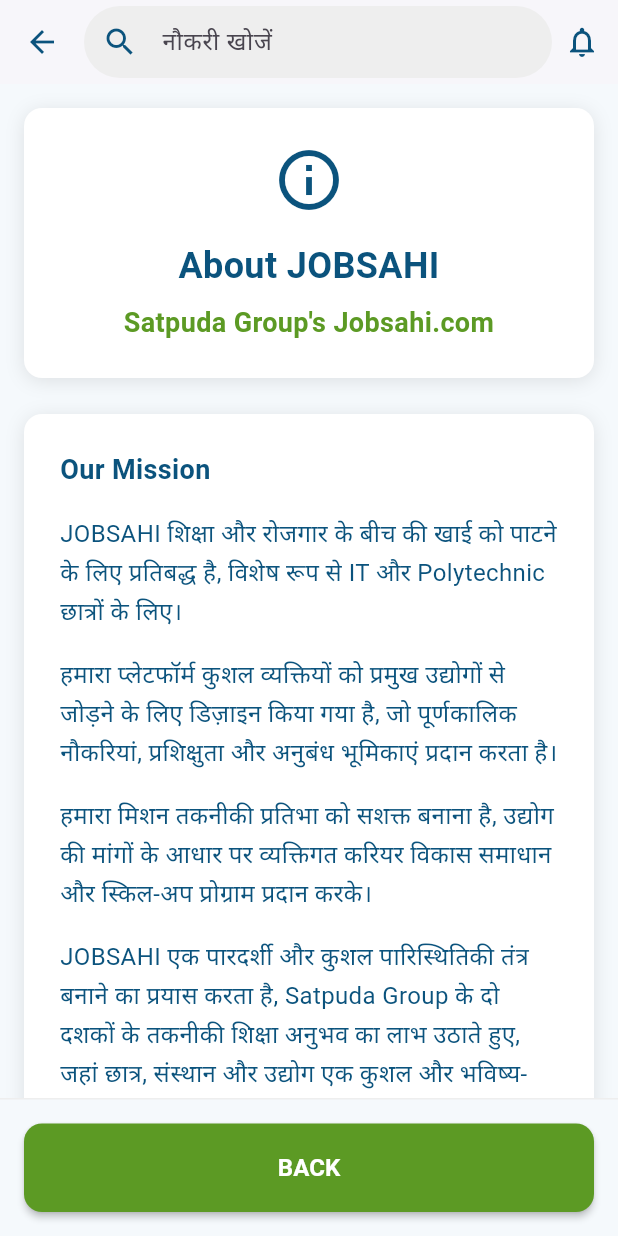
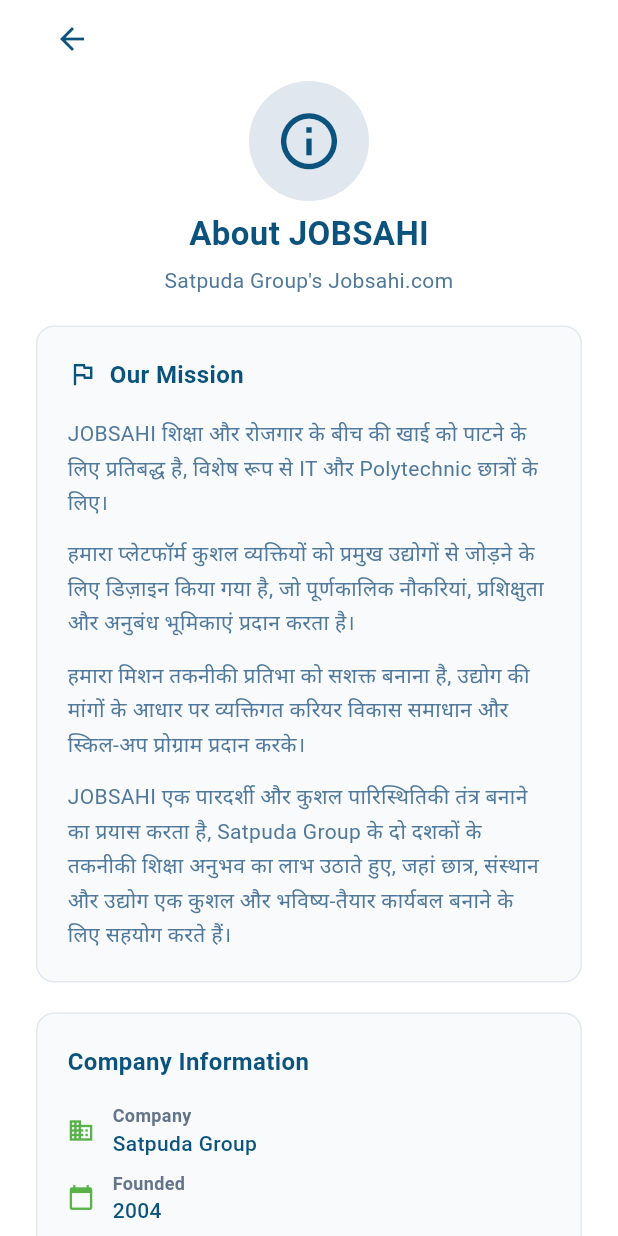
Before and after one commit to Poojadhameja/jobsahi-studentapp, a Flutter app: the AboutPage screen opened by its route, on a phone screen of 412 x 824 dp. Run offline on Flutter 3.47's test engine with Material 3 defaults, Android fonts, the phone set to English and light mode, and no system bars; our stand-ins replace file_picker.

Commit message:
about jobsahi ui changed

```diff
--- a/lib/pages/setting/about_page.dart
+++ b/lib/pages/setting/about_page.dart
@@ -1,7 +1,6 @@
 import 'package:flutter/material.dart';
 import '../../utils/app_constants.dart';
 import '../../utils/navigation_service.dart';
-import '../../widgets/global/custom_app_bar.dart';
 
 class AboutPage extends StatelessWidget {
   const AboutPage({super.key});
@@ -9,142 +8,134 @@
   @override
   Widget build(BuildContext context) {
     return Scaffold(
-      backgroundColor: AppConstants.backgroundColor,
-      appBar: const CustomAppBar(
-        title: 'About/हमारे बारे में',
-        showBackButton: true,
-      ),
-      body: Column(
+      backgroundColor: Colors.white,
+      body: SafeArea(
+        child: Column(
           children: [
             // Scrollable content
             Expanded(
               child: SingleChildScrollView(
-              padding: const EdgeInsets.all(AppConstants.defaultPadding),
+                padding: const EdgeInsets.symmetric(
+                  horizontal: AppConstants.largePadding,
+                ),
                 child: Column(
                   crossAxisAlignment: CrossAxisAlignment.start,
                   children: [
-                  // Main title section
-                  _buildMainTitle(),
-                  const SizedBox(height: AppConstants.largePadding),
+                    const SizedBox(height: 2),
 
-                  // Content sections
-                  _buildContentSection(),
-                  const SizedBox(height: AppConstants.largePadding),
+                    /// Back button
+                    IconButton(
+                      icon: const Icon(
+                        Icons.arrow_back,
+                        color: AppConstants.textPrimaryColor,
+                      ),
+                      onPressed: () => Navigator.of(context).pop(),
+                    ),
+                    const SizedBox(height: 4),
 
-                  // Company info section
-                  _buildCompanyInfo(),
-                  const SizedBox(height: AppConstants.largePadding),
-
-                  // Contact section
-                  _buildContactSection(),
-                  const SizedBox(height: AppConstants.largePadding),
-                ],
+                    /// Profile avatar & title
+                    Center(
+                      child: Column(
+                        children: [
+                          const CircleAvatar(
+                            radius: 40,
+                            backgroundColor: Color(0xFFE0E7EF),
+                            child: Icon(
+                              Icons.info_outline,
+                              size: 45,
+                              color: AppConstants.textPrimaryColor,
                             ),
                           ),
+                          const SizedBox(height: 6),
+                          const Text(
+                            "About JOBSAHI",
+                            style: TextStyle(
+                              fontSize: 22,
+                              fontWeight: FontWeight.bold,
+                              color: AppConstants.textPrimaryColor,
                             ),
-
-          // Fixed bottom button
-          Container(
-            padding: const EdgeInsets.all(AppConstants.defaultPadding),
-            decoration: BoxDecoration(
-              color: AppConstants.backgroundColor,
-              border: Border(top: BorderSide(color: Colors.grey.shade200)),
                           ),
-            child: _buildBackButton(),
-          ),
-        ],
-      ),
-    );
-  }
-
-  Widget _buildMainTitle() {
-    return Container(
-      width: double.infinity,
-      padding: const EdgeInsets.all(AppConstants.largePadding),
-      decoration: BoxDecoration(
-        color: AppConstants.cardBackgroundColor,
-        borderRadius: BorderRadius.circular(AppConstants.borderRadius),
-        boxShadow: [
-          BoxShadow(
-            color: Colors.black.withValues(alpha: 0.1),
-            blurRadius: 10,
-            offset: const Offset(0, 2),
-          ),
-        ],
-      ),
-      child: Column(
-        children: [
-          // Info icon
-          Icon(Icons.info_outline, size: 48, color: AppConstants.primaryColor),
-          const SizedBox(height: AppConstants.defaultPadding),
-
-          // Main title
-          Text(
-            'About JOBSAHI',
-            style: AppConstants.headingStyle.copyWith(
-              fontSize: 24,
-              fontWeight: FontWeight.bold,
-            ),
-            textAlign: TextAlign.center,
-          ),
-
-          const SizedBox(height: AppConstants.smallPadding),
-
-          // Subtitle
-          Text(
-            'Satpuda Group\'s Jobsahi.com',
+                          const SizedBox(height: 6),
+                          const Text(
+                            "Satpuda Group's Jobsahi.com",
                             style: TextStyle(
-              fontSize: 18,
-              fontWeight: FontWeight.w600,
-              color: AppConstants.secondaryColor,
+                              fontSize: 14,
+                              color: Color(0xFF4F789B),
                             ),
                             textAlign: TextAlign.center,
                           ),
                         ],
                       ),
+                    ),
+                    const SizedBox(height: 20),
+
+                    /// Mission section
+                    _buildMissionSection(),
+                    const SizedBox(height: 20),
+
+                    /// Company info section
+                    _buildCompanyInfoSection(),
+                    const SizedBox(height: 20),
+
+                    /// Contact section
+                    _buildContactSection(),
+                    const SizedBox(height: 40),
+                  ],
+                ),
+              ),
+            ),
+          ],
+        ),
+      ),
     );
   }
 
-  Widget _buildContentSection() {
+  /// Builds the mission section with modern styling
+  Widget _buildMissionSection() {
     return Container(
       width: double.infinity,
-      padding: const EdgeInsets.all(AppConstants.largePadding),
+      padding: const EdgeInsets.all(20),
       decoration: BoxDecoration(
-        color: AppConstants.cardBackgroundColor,
-        borderRadius: BorderRadius.circular(AppConstants.borderRadius),
-        boxShadow: [
-          BoxShadow(
-            color: Colors.black.withValues(alpha: 0.1),
-            blurRadius: 10,
-            offset: const Offset(0, 2),
-          ),
-        ],
+        color: const Color(0xFFF8FAFC),
+        borderRadius: BorderRadius.circular(12),
+        border: Border.all(color: const Color(0xFFE2E8F0)),
       ),
       child: Column(
         crossAxisAlignment: CrossAxisAlignment.start,
         children: [
+          Row(
+            children: [
+              Icon(
+                Icons.flag_outlined,
+                size: 20,
+                color: AppConstants.primaryColor,
+              ),
+              const SizedBox(width: 8),
               Text(
                 'Our Mission',
-            style: AppConstants.subheadingStyle.copyWith(
-              color: AppConstants.primaryColor,
+                style: TextStyle(
+                  fontSize: 16,
+                  fontWeight: FontWeight.w600,
+                  color: AppConstants.textPrimaryColor,
                 ),
               ),
-          const SizedBox(height: AppConstants.defaultPadding),
+            ],
+          ),
+          const SizedBox(height: 16),
 
-          // Mission content in Hindi
           _buildMissionParagraph(
             'JOBSAHI शिक्षा और रोजगार के बीच की खाई को पाटने के लिए प्रतिबद्ध है, '
             'विशेष रूप से IT और Polytechnic छात्रों के लिए।',
           ),
 
-          const SizedBox(height: AppConstants.defaultPadding),
+          const SizedBox(height: 12),
 
           _buildMissionParagraph(
             'हमारा प्लेटफॉर्म कुशल व्यक्तियों को प्रमुख उद्योगों से जोड़ने के लिए '
             'डिज़ाइन किया गया है, जो पूर्णकालिक नौकरियां, प्रशिक्षुता और अनुबंध भूमिकाएं प्रदान करता है।',
           ),
 
-          const SizedBox(height: AppConstants.defaultPadding),
+          const SizedBox(height: 12),
 
           _buildMissionParagraph(
             'हमारा मिशन तकनीकी प्रतिभा को सशक्त बनाना है, '
@@ -152,7 +143,7 @@
             'स्किल-अप प्रोग्राम प्रदान करके।',
           ),
 
-          const SizedBox(height: AppConstants.defaultPadding),
+          const SizedBox(height: 12),
 
           _buildMissionParagraph(
             'JOBSAHI एक पारदर्शी और कुशल पारिस्थितिकी तंत्र बनाने का प्रयास करता है, '
@@ -168,111 +159,124 @@
   Widget _buildMissionParagraph(String text) {
     return Text(
       text,
-      style: AppConstants.bodyStyle.copyWith(
+      style: const TextStyle(
+        fontSize: 14,
         height: 1.6,
-        color: AppConstants.textPrimaryColor,
+        color: Color(0xFF4F789B),
       ),
     );
   }
 
-  Widget _buildCompanyInfo() {
+  /// Builds the company info section with modern styling
+  Widget _buildCompanyInfoSection() {
     return Container(
       width: double.infinity,
-      padding: const EdgeInsets.all(AppConstants.largePadding),
+      padding: const EdgeInsets.all(20),
       decoration: BoxDecoration(
-        color: AppConstants.cardBackgroundColor,
-        borderRadius: BorderRadius.circular(AppConstants.borderRadius),
-        boxShadow: [
-          BoxShadow(
-            color: Colors.black.withValues(alpha: 0.1),
-            blurRadius: 10,
-            offset: const Offset(0, 2),
-          ),
-        ],
+        color: const Color(0xFFF8FAFC),
+        borderRadius: BorderRadius.circular(12),
+        border: Border.all(color: const Color(0xFFE2E8F0)),
       ),
       child: Column(
         crossAxisAlignment: CrossAxisAlignment.start,
         children: [
           Text(
             'Company Information',
-            style: AppConstants.subheadingStyle.copyWith(
-              color: AppConstants.primaryColor,
-            ),
-          ),
-          const SizedBox(height: AppConstants.defaultPadding),
-
-          _buildInfoRow('Company', 'Satpuda Group'),
-          _buildInfoRow('Founded', '2004'),
-          _buildInfoRow('Industry', 'Technical Education & Job Placement'),
-          _buildInfoRow('Headquarters', 'Central India'),
-          _buildInfoRow('Specialization', 'IT, Polytechnic, Skill Development'),
-        ],
-      ),
-    );
-  }
-
-  Widget _buildInfoRow(String label, String value) {
-    return Padding(
-      padding: const EdgeInsets.symmetric(vertical: AppConstants.smallPadding),
-      child: Row(
-        crossAxisAlignment: CrossAxisAlignment.start,
-        children: [
-          SizedBox(
-            width: 120,
-            child: Text(
-              '$label:',
-              style: AppConstants.bodyStyle.copyWith(
+            style: TextStyle(
+              fontSize: 16,
               fontWeight: FontWeight.w600,
-                color: AppConstants.textSecondaryColor,
-              ),
-            ),
-          ),
-          Expanded(
-            child: Text(
-              value,
-              style: AppConstants.bodyStyle.copyWith(
               color: AppConstants.textPrimaryColor,
             ),
           ),
+          const SizedBox(height: 16),
+
+          _buildInfoRow(Icons.business, 'Company', 'Satpuda Group'),
+          const SizedBox(height: 8),
+          _buildInfoRow(Icons.calendar_today, 'Founded', '2004'),
+          const SizedBox(height: 8),
+          _buildInfoRow(
+            Icons.work,
+            'Industry',
+            'Technical Education & Job Placement',
+          ),
+          const SizedBox(height: 8),
+          _buildInfoRow(Icons.location_on, 'Headquarters', 'Central India'),
+          const SizedBox(height: 8),
+          _buildInfoRow(
+            Icons.school,
+            'Specialization',
+            'IT, Polytechnic, Skill Development',
           ),
         ],
       ),
     );
   }
 
+  Widget _buildInfoRow(IconData icon, String label, String value) {
+    return Row(
+      children: [
+        Icon(icon, size: 18, color: const Color(0xFF58B248)),
+        const SizedBox(width: 12),
+        Expanded(
+          child: Column(
+            crossAxisAlignment: CrossAxisAlignment.start,
+            children: [
+              Text(
+                label,
+                style: const TextStyle(
+                  fontSize: 12,
+                  fontWeight: FontWeight.w600,
+                  color: Color(0xFF64748B),
+                ),
+              ),
+              Text(
+                value,
+                style: const TextStyle(
+                  fontSize: 14,
+                  fontWeight: FontWeight.w500,
+                  color: AppConstants.textPrimaryColor,
+                ),
+              ),
+            ],
+          ),
+        ),
+      ],
+    );
+  }
+
+  /// Builds the contact section with modern styling
   Widget _buildContactSection() {
     return Container(
       width: double.infinity,
-      padding: const EdgeInsets.all(AppConstants.largePadding),
+      padding: const EdgeInsets.all(20),
       decoration: BoxDecoration(
-        color: AppConstants.cardBackgroundColor,
-        borderRadius: BorderRadius.circular(AppConstants.borderRadius),
-        boxShadow: [
-          BoxShadow(
-            color: Colors.black.withValues(alpha: 0.1),
-            blurRadius: 10,
-            offset: const Offset(0, 2),
-          ),
-        ],
+        color: const Color(0xFFF8FAFC),
+        borderRadius: BorderRadius.circular(12),
+        border: Border.all(color: const Color(0xFFE2E8F0)),
       ),
       child: Column(
         crossAxisAlignment: CrossAxisAlignment.start,
         children: [
           Text(
             'Contact Information',
-            style: AppConstants.subheadingStyle.copyWith(
-              color: AppConstants.primaryColor,
+            style: TextStyle(
+              fontSize: 16,
+              fontWeight: FontWeight.w600,
+              color: AppConstants.textPrimaryColor,
             ),
           ),
-          const SizedBox(height: AppConstants.defaultPadding),
+          const SizedBox(height: 16),
 
           _buildContactRow(Icons.email_outlined, 'Email', 'info@jobsahi.com'),
+          const SizedBox(height: 8),
           _buildContactRow(Icons.phone_outlined, 'Phone', '+91 12345 67890'),
+          const SizedBox(height: 8),
           _buildContactRow(
             Icons.location_on_outlined,
             'Address',
             'Central India',
           ),
+          const SizedBox(height: 8),
           _buildContactRow(
             Icons.language_outlined,
             'Website',
@@ -284,26 +288,27 @@
   }
 
   Widget _buildContactRow(IconData icon, String label, String value) {
-    return Padding(
-      padding: const EdgeInsets.symmetric(vertical: AppConstants.smallPadding),
-      child: Row(
+    return Row(
       children: [
-          Icon(icon, color: AppConstants.secondaryColor, size: 20),
-          const SizedBox(width: AppConstants.smallPadding),
+        Icon(icon, size: 18, color: const Color(0xFF58B248)),
+        const SizedBox(width: 12),
         Expanded(
           child: Column(
             crossAxisAlignment: CrossAxisAlignment.start,
             children: [
               Text(
                 label,
-                  style: AppConstants.captionStyle.copyWith(
+                style: const TextStyle(
+                  fontSize: 12,
                   fontWeight: FontWeight.w600,
-                    color: AppConstants.textSecondaryColor,
+                  color: Color(0xFF64748B),
                 ),
               ),
               Text(
                 value,
-                  style: AppConstants.bodyStyle.copyWith(
+                style: const TextStyle(
+                  fontSize: 14,
+                  fontWeight: FontWeight.w500,
                   color: AppConstants.textPrimaryColor,
                 ),
               ),
@@ -311,31 +316,6 @@
           ),
         ),
       ],
-      ),
-    );
-  }
-
-  Widget _buildBackButton() {
-    return Center(
-      child: SizedBox(
-        width: double.infinity,
-        child: ElevatedButton(
-          onPressed: () => NavigationService.goBack(),
-          style: ElevatedButton.styleFrom(
-            backgroundColor: AppConstants.secondaryColor,
-            foregroundColor: Colors.white,
-            padding: const EdgeInsets.symmetric(vertical: 18),
-            shape: RoundedRectangleBorder(
-              borderRadius: BorderRadius.circular(AppConstants.borderRadius),
-            ),
-            elevation: 2,
-          ),
-          child: Text(
-            'BACK',
-            style: TextStyle(fontSize: 16, fontWeight: FontWeight.bold),
-          ),
-        ),
-      ),
     );
   }
 }
```
Lines whose indentation alone changed are shown as unchanged.
